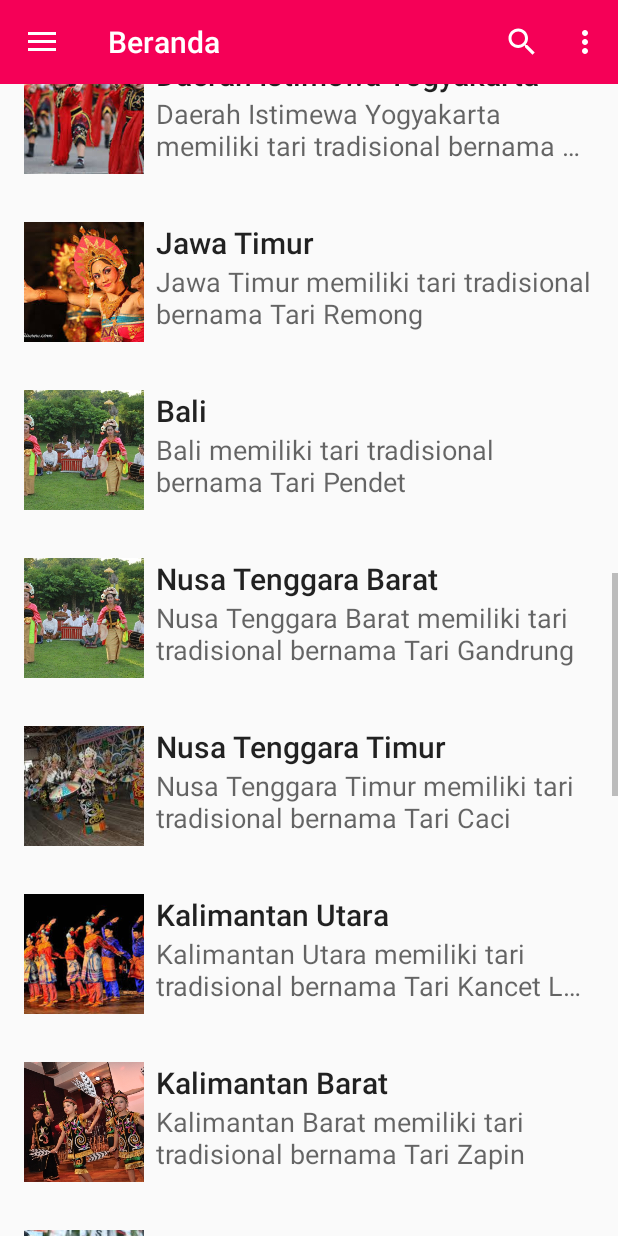
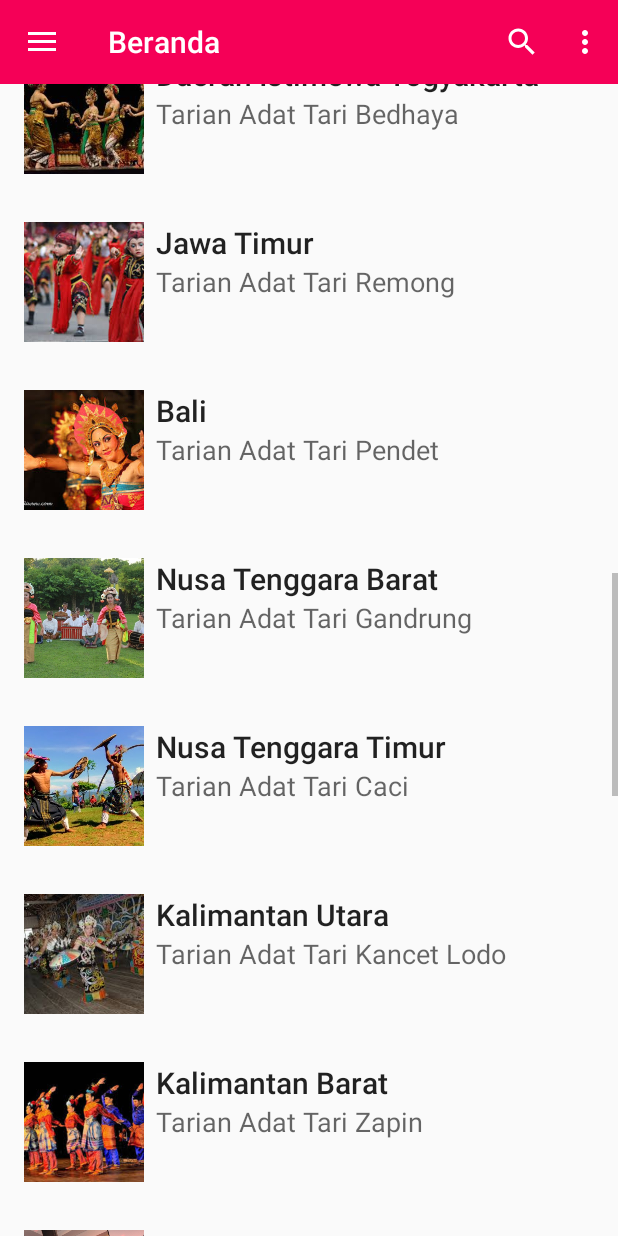
Before and after one commit to bagus1234/Indonesia, an Android app: the fragment TariFragment placed in its activity, scrolled down 1612 dp, on a phone screen of 412 x 824 dp. Run offline under Robolectric (Android 15) with nearby library versions, the phone set to English and light mode, and no system bars.

Commit message:
Data Tari Daerah4

```diff
--- a/app/src/main/res/values/array.xml
+++ b/app/src/main/res/values/array.xml
@@ -55,40 +55,40 @@
         <item>Papua</item>
     </string-array>
     <string-array name="trailer_des">
-        <item>Di Aceh terdapat tari tradisional bernama Tari Saman </item>
-        <item>Sumatera Utara memiliki tari tradisional bernama Tari Tor-Tor</item>
-        <item>Sumatera Barat memiliki tari tradisional bernama Tari Piring</item>
-        <item>Riau memiliki tari tradisional bernama Tari Tandak</item>
-        <item>Kepulauan Riau memiliki tari tradisional bernama Tari Serampang Dua Belas</item>
-        <item>Jambi memiliki tari tradisional bernama Tari Sekapur Sirih</item>
-        <item>Sumatera Selatan memiliki tari tradisional bernama Tari Tanggai</item>
-        <item>Bangka Belitung memiliki tari tradisional bernama Tari Campak</item>
-        <item>Bengkulu memiliki tari tradisional bernama Tari Andun</item>
-        <item>Lampung memiliki tari tradisional bernama Tari Jangget</item>
-        <item>DKI Jakarta memiliki tari tradisional bernama Tari Topeng Betawi</item>
-        <item>Jawa Barat memiliki tari tradisional bernama Tari Merak</item>
-        <item>Banten memiliki tari tradisional bernama Tari Cokek</item>
-        <item>Jawa Tengah memiliki tari tradisional bernama Tari Serimpi</item>
-        <item>Daerah Istimewa Yogyakarta memiliki tari tradisional bernama Tari Bedhaya</item>
-        <item>Jawa Timur memiliki tari tradisional bernama Tari Remong</item>
-        <item>Bali memiliki tari tradisional bernama Tari Pendet</item>
-        <item>Nusa Tenggara Barat memiliki tari tradisional bernama Tari Gandrung</item>
-        <item>Nusa Tenggara Timur memiliki tari tradisional bernama Tari Caci</item>
-        <item>Kalimantan Utara memiliki tari tradisional bernama Tari Kancet Lodo</item>
-        <item>Kalimantan Barat memiliki tari tradisional bernama Tari Zapin</item>
-        <item>Kalimantan Tengah memiliki tari tradisional bernama Tari Hugo</item>
-        <item>Kalimantan Selatan memiliki tari tradisional bernama Tari Rahayu</item>
-        <item>Kalimantan Timur memiliki tari tradisional bernama Tari Gong</item>
-        <item>Sulawesi Utara memiliki tari tradisional bernama Tari Maengket</item>
-        <item>Sulawesi Barat memiliki tari tradisional bernama Tari Patuddu</item>
-        <item>Sulawesi Tengah memiliki tari tradisional bernama Tari Lumense</item>
-        <item>Sulawesi Tenggara memiliki tari tradisional bernama Tari Balumpa</item>
-        <item>Sulawesi Selatan memiliki tari tradisional bernama Tari Bosara</item>
-        <item>Gorontalo memiliki tari tradisional bernama Tari Saronde</item>
-        <item>Maluku memiliki tari tradisional bernama Tari Katreji</item>
-        <item>Maluku Utara memiliki tari tradisional bernama Tari Lenso</item>
-        <item>Papua Barat memiliki tari tradisional bernama Tari Perang</item>
-        <item>Papua memiliki tari tradisional bernama Tari Musyoh</item>
+        <item>Tarian Adat Tari Saman </item>
+        <item>Tarian Adat Tari Tor-Tor</item>
+        <item>Tarian Adat Tari Piring</item>
+        <item>Tarian Adat Tari Tandak</item>
+        <item>Tarian Adat Tari Serampang Dua Belas</item>
+        <item>Tarian Adat Tari Sekapur Sirih</item>
+        <item>Tarian Adat Tari Tanggai</item>
+        <item>Tarian Adat Tari Campak</item>
+        <item>Tarian Adat Tari Andun</item>
+        <item>Tarian Adat Tari Jangget</item>
+        <item>Tarian Adat Tari Topeng Betawi</item>
+        <item>Tarian Adat Tari Merak</item>
+        <item>Tarian Adat Tari Cokek</item>
+        <item>Tarian Adat Tari Serimpi</item>
+        <item>Tarian Adat Tari Bedhaya</item>
+        <item>Tarian Adat Tari Remong</item>
+        <item>Tarian Adat Tari Pendet</item>
+        <item>Tarian Adat Tari Gandrung</item>
+        <item>Tarian Adat Tari Caci</item>
+        <item>Tarian Adat Tari Kancet Lodo</item>
+        <item>Tarian Adat Tari Zapin</item>
+        <item>Tarian Adat Tari Hugo</item>
+        <item>Tarian Adat Tari Rahayu</item>
+        <item>Tarian Adat Tari Gong</item>
+        <item>Tarian Adat Tari Maengket</item>
+        <item>Tarian Adat Tari Patuddu</item>
+        <item>Tarian Adat Tari Lumense</item>
+        <item>Tarian Adat Tari Balumpa</item>
+        <item>Tarian Adat Tari Bosara</item>
+        <item>Tarian Adat Tari Saronde</item>
+        <item>Tarian Adat Tari Katreji</item>
+        <item>Tarian Adat Tari Lenso</item>
+        <item>Tarian Adat Tari Perang</item>
+        <item>Tarian Adat Tari Musyoh</item>
     </string-array>
     <string-array name="deskripsi">
         <item>Tari Saman adalah sebuah tarian Suku Gayo yang biasa ditampilkan untuk merayakan peristiwa-peristiwa penting dalam adat. Syair dalam tarian saman mempergunakan Bahasa Gayo. Selain itu biasanya tarian ini juga ditampilkan untuk merayakan kelahiran Nabi Muhammad SAW.</item>
@@ -139,12 +139,13 @@
         <item>@drawable/lampung</item>
         <item>@drawable/jkt</item>
         <item>@drawable/jabar</item>
+        <item>@drawable/banten</item>
         <item>@drawable/jateng</item>
         <item>@drawable/diy</item>
         <item>@drawable/jatim</item>
         <item>@drawable/bali</item>
         <item>@drawable/ntb</item>
-        <item>@drawable/ntb</item>
+        <item>@drawable/ntt</item>
         <item>@drawable/kalut</item>
         <item>@drawable/kalbar</item>
         <item>@drawable/kalteng</item>
@@ -159,7 +160,7 @@
         <item>@drawable/maluku</item>
         <item>@drawable/malut</item>
         <item>@drawable/pabar</item>
-        <item>@drawable/papua</item>
+        <item>@drawable/papuabarat</item>
         <item>@drawable/papua</item>
     </array>
 
```
